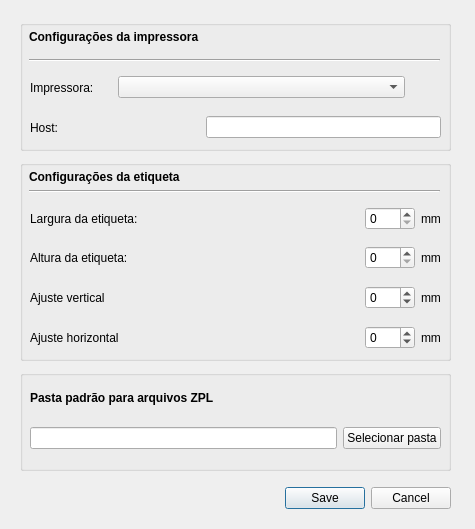
Before: the Qt Designer form src/zmasterprint/ui/settingsdialog.ui in thiagoneo/ZMasterPrint, drawn with Qt 5.
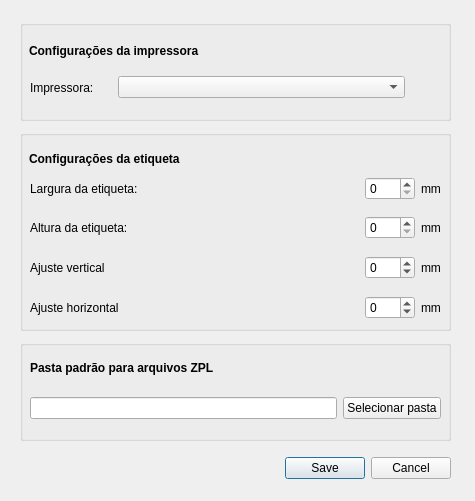
After: the same form once the commit is applied. Icons and pictures are not drawn.

Commit message: Refactor configuration handling by removing host parameter and adjusting UI layout for improved aesthetics

Patch:
```diff
--- a/src/zmasterprint/ui/settingsdialog.ui
+++ b/src/zmasterprint/ui/settingsdialog.ui
@@ -7,7 +7,7 @@
     <x>0</x>
     <y>0</y>
     <width>475</width>
-    <height>529</height>
+    <height>501</height>
    </rect>
   </property>
   <property name="windowTitle">
@@ -19,7 +19,7 @@
      <x>20</x>
      <y>20</y>
      <width>431</width>
-     <height>131</height>
+     <height>101</height>
     </rect>
    </property>
    <property name="title">
@@ -139,82 +139,6 @@
        </property>
       </widget>
      </item>
-     <item>
-      <widget class="Line" name="line">
-       <property name="sizePolicy">
-        <sizepolicy hsizetype="Minimum" vsizetype="Expanding">
-         <horstretch>0</horstretch>
-         <verstretch>0</verstretch>
-        </sizepolicy>
-       </property>
-       <property name="orientation">
-        <enum>Qt::Horizontal</enum>
-       </property>
-      </widget>
-     </item>
-    </layout>
-   </widget>
-   <widget class="QWidget" name="horizontalLayoutWidget">
-    <property name="geometry">
-     <rect>
-      <x>10</x>
-      <y>90</y>
-      <width>411</width>
-      <height>35</height>
-     </rect>
-    </property>
-    <layout class="QHBoxLayout" name="horizontalLayout">
-     <item>
-      <widget class="QLabel" name="label">
-       <property name="sizePolicy">
-        <sizepolicy hsizetype="Minimum" vsizetype="Preferred">
-         <horstretch>0</horstretch>
-         <verstretch>0</verstretch>
-        </sizepolicy>
-       </property>
-       <property name="text">
-        <string>Host:</string>
-       </property>
-      </widget>
-     </item>
-     <item>
-      <spacer name="horizontalSpacer">
-       <property name="orientation">
-        <enum>Qt::Horizontal</enum>
-       </property>
-       <property name="sizeType">
-        <enum>QSizePolicy::Minimum</enum>
-       </property>
-       <property name="sizeHint" stdset="0">
-        <size>
-         <width>60</width>
-         <height>20</height>
-        </size>
-       </property>
-      </spacer>
-     </item>
-     <item>
-      <widget class="QLineEdit" name="lineHost">
-       <property name="sizePolicy">
-        <sizepolicy hsizetype="Expanding" vsizetype="Fixed">
-         <horstretch>0</horstretch>
-         <verstretch>0</verstretch>
-        </sizepolicy>
-       </property>
-       <property name="minimumSize">
-        <size>
-         <width>235</width>
-         <height>0</height>
-        </size>
-       </property>
-       <property name="maximumSize">
-        <size>
-         <width>235</width>
-         <height>16777215</height>
-        </size>
-       </property>
-      </widget>
-     </item>
     </layout>
    </widget>
   </widget>
@@ -222,7 +146,7 @@
    <property name="geometry">
     <rect>
      <x>20</x>
-     <y>160</y>
+     <y>130</y>
      <width>431</width>
      <height>201</height>
     </rect>
@@ -489,26 +413,6 @@
        </property>
       </widget>
      </item>
-     <item>
-      <widget class="Line" name="line_2">
-       <property name="orientation">
-        <enum>Qt::Horizontal</enum>
-       </property>
-      </widget>
-     </item>
-     <item>
-      <spacer name="verticalSpacer_2">
-       <property name="orientation">
-        <enum>Qt::Vertical</enum>
-       </property>
-       <property name="sizeHint" stdset="0">
-        <size>
-         <width>20</width>
-         <height>40</height>
-        </size>
-       </property>
-      </spacer>
-     </item>
     </layout>
    </widget>
   </widget>
@@ -516,7 +420,7 @@
    <property name="geometry">
     <rect>
      <x>20</x>
-     <y>370</y>
+     <y>340</y>
      <width>431</width>
      <height>101</height>
     </rect>
@@ -576,7 +480,7 @@
    <property name="geometry">
     <rect>
      <x>20</x>
-     <y>480</y>
+     <y>450</y>
      <width>431</width>
      <height>37</height>
     </rect>
```
The commit also changes 3 other files.
